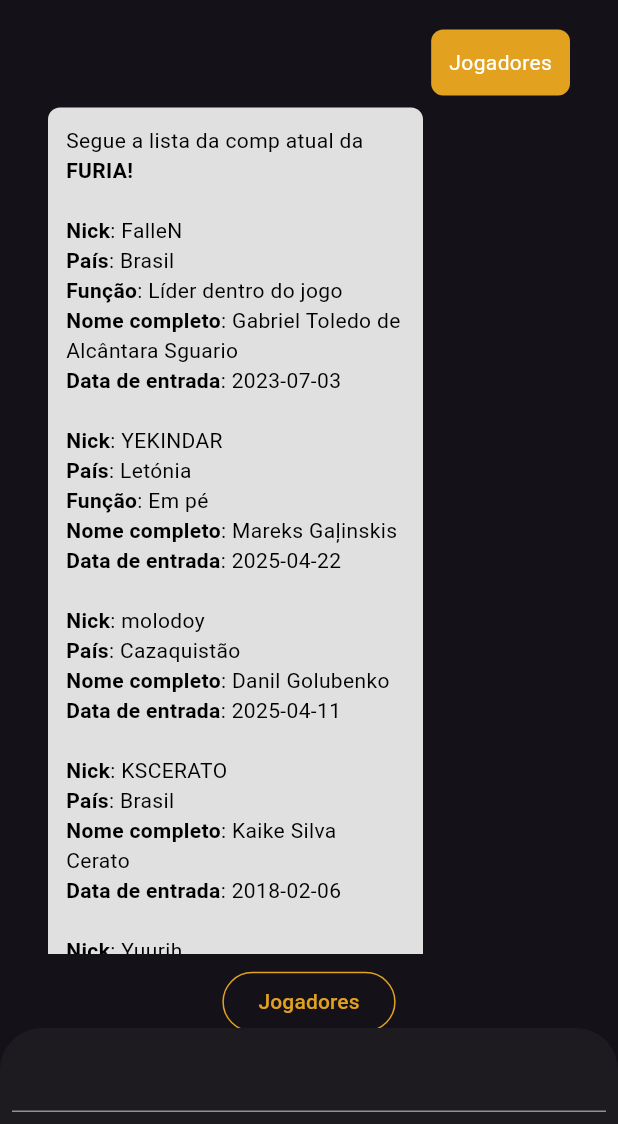
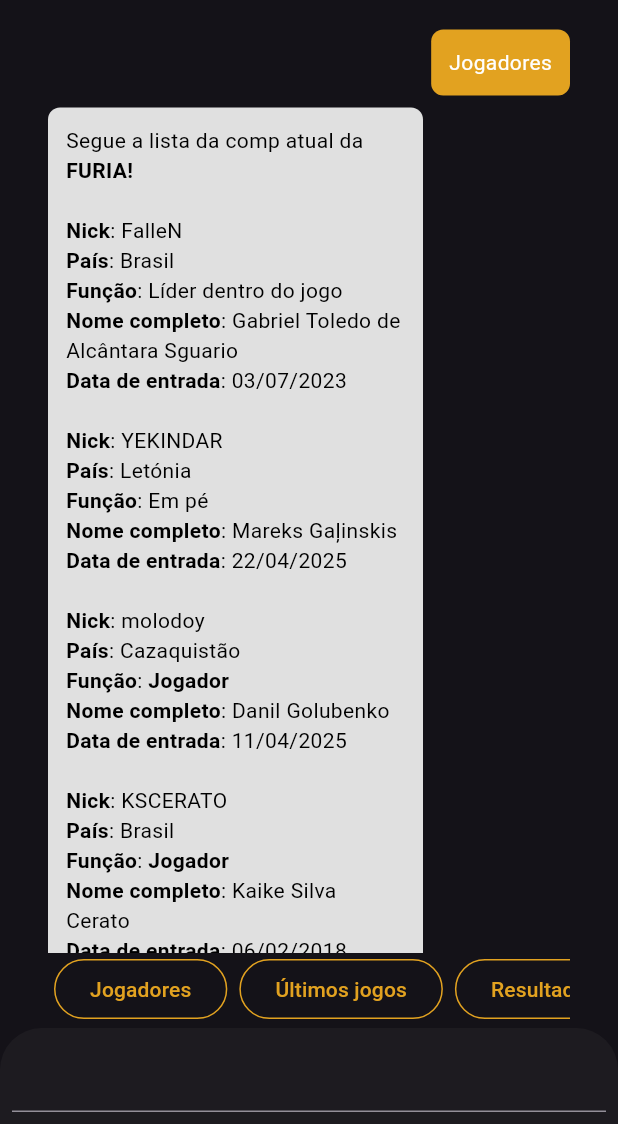
Before and after one commit to agsjohn/desafio_FURIA, a Flutter app: the ChatScreen screen opened directly, after a tap on "Jogadores", on a phone screen of 412 x 824 dp, the part 112-1236 px from its top. Run offline on Flutter 3.47's test engine with Material 3 defaults, Android fonts, the phone set to English and light mode, and no system bars.

Commit message:
features: added new way to make text bold; Added new chat options.

```diff
--- a/lib/data/furia_data.dart
+++ b/lib/data/furia_data.dart
@@ -3,11 +3,11 @@ import 'package:flutter/material.dart';
 import 'package:flutter/services.dart';
 import 'package:my_app/data/model/jogador.dart';
 import 'package:my_app/data/model/resultado_equipe.dart';
-import 'package:my_app/data/model/ultimos_resultados.dart';
+import 'package:my_app/data/model/ultimos_jogos.dart';
 
 class FuriaData extends ChangeNotifier {
   List<Jogador> listJogadores = [];
-  List<UltimosResultados> listUltimosResultados = [];
+  List<UltimosJogos> listUltimosJogos = [];
   List<ResultadoEquipe> listResultadoEquipe = [];
 
   Future<void> getData() async {
@@ -19,12 +19,12 @@ class FuriaData extends ChangeNotifier {
       listJogadores.add(jogador);
     }
 
-    List<dynamic> ultimosResultadosData = data['ultimos_resultados'];
+    List<dynamic> ultimosResultadosData = data['ultimos_jogos'];
     for (var ultimosResultadosData in ultimosResultadosData) {
-      UltimosResultados ultimosResultados = UltimosResultados.fromJson(
+      UltimosJogos ultimosResultados = UltimosJogos.fromJson(
         ultimosResultadosData,
       );
-      listUltimosResultados.add(ultimosResultados);
+      listUltimosJogos.add(ultimosResultados);
     }
 
     List<dynamic> resultadosEquipeData = data['resultados_da_equipe'];
@@ -39,4 +39,26 @@ class FuriaData extends ChangeNotifier {
   String toStringListJogadores() {
     return "Segue a lista da comp atual da FURIA!\n\n${listJogadores.map((listElement) => listElement.getJogador()).join("\n\n")}";
   }
+
+  String toStringUltimosJogos() {
+    return "Segue a lista dos últimos ${listUltimosJogos.length} jogos da FURIA!\n\n${listUltimosJogos.map((listElement) => listElement.getUltimosJogos()).join("\n\n")}";
+  }
+
+  String toStringResultadosEquipe() {
+    return "Segue a lista dos últimos ${listResultadoEquipe.length} resultados da equipe da FURIA!\n\n${listResultadoEquipe.map((listElement) => listElement.getResultadoEquipe()).join("\n\n")}";
+  }
+
+  List<String> getResultadosEquipeEventos() {
+    return listResultadoEquipe.map((e) => e.evento).toList();
+  }
+
+  List<String> getUltimosJogosTimes() {
+    List<String> lista1 = listUltimosJogos.map((e) => e.time1).toList();
+    List<String> lista2 = listUltimosJogos.map((e) => e.time2).toList();
+    return [...lista1, ...lista2];
+  }
+
+  List<String> getUltimosJogoEventos() {
+    return listUltimosJogos.map((e) => e.evento).toList();
+  }
 }
--- a/lib/data/model/jogador.dart
+++ b/lib/data/model/jogador.dart
@@ -3,7 +3,7 @@ class Jogador {
   final String nome;
   final String? funcao;
   final String nome_completo;
-  final String data_entrada;
+  final DateTime data_entrada;
 
   Jogador({
     required this.pais,
@@ -19,15 +19,25 @@ class Jogador {
       nome: json['nome'],
       funcao: json['funcao'],
       nome_completo: json['nome_completo'],
-      data_entrada: json['data_entrada'],
+      data_entrada: DateTime.parse(json['data_entrada']),
     );
   }
 
   String getJogador() {
+    String day = "${data_entrada.day}";
+    String month = "${data_entrada.month}";
+
+    if (data_entrada.day < 10) {
+      day = "0${data_entrada.day}";
+    }
+    if (data_entrada.month < 10) {
+      month = "0${data_entrada.month}";
+    }
+
     if (funcao == null) {
-      return "Nick: $nome\nPaís: $pais\nNome completo: $nome_completo\nData de entrada: $data_entrada";
+      return "Nick: $nome\nPaís: $pais\nFunção: Jogador\nNome completo: $nome_completo\nData de entrada: $day/$month/${data_entrada.year}";
     } else {
-      return "Nick: $nome\nPaís: $pais\nFunção: $funcao\nNome completo: $nome_completo\nData de entrada: $data_entrada";
+      return "Nick: $nome\nPaís: $pais\nFunção: $funcao\nNome completo: $nome_completo\nData de entrada: $day/$month/${data_entrada.year}";
     }
   }
 }
--- a/lib/data/model/resultado_equipe.dart
+++ b/lib/data/model/resultado_equipe.dart
@@ -5,7 +5,8 @@ class ResultadoEquipe {
   final String equipe;
   final String lugar;
   final int? ganhos;
-  final String data;
+  final String dataInicial;
+  final String dataFinal;
 
   ResultadoEquipe({
     required this.evento,
@@ -14,7 +15,8 @@ class ResultadoEquipe {
     required this.equipe,
     required this.lugar,
     this.ganhos,
-    required this.data,
+    required this.dataInicial,
+    required this.dataFinal,
   });
 
   factory ResultadoEquipe.fromJson(Map<String, dynamic> json) {
@@ -25,7 +27,16 @@ class ResultadoEquipe {
       equipe: json['Equipe'],
       lugar: json['Lugar'],
       ganhos: json['Ganhos'],
-      data: json['Data'],
+      dataInicial: json['Data inicial'],
+      dataFinal: json['Data final'],
     );
   }
+
+  String getResultadoEquipe() {
+    if (ganhos != null) {
+      return "$evento\nPosição: $lugar lugar\nGanhos: \$$ganhos\nData do evento:\n$dataInicial - $dataFinal";
+    } else {
+      return "$evento\nPosição: $lugar lugar\nSem ganhos\nData do evento:\n$dataInicial - $dataFinal";
+    }
+  }
 }
--- /dev/null
+++ b/lib/data/palavras_negrito.dart
@@ -0,0 +1,24 @@
+class PalavrasNegrito {
+  List<String> maisPalavras;
+
+  PalavrasNegrito({required List<String>? maisPalavras})
+    : maisPalavras = [...palavrasNegrito, ...(maisPalavras ?? [])];
+
+  void addPalavras(List<String> lista) {
+    maisPalavras = [...maisPalavras, ...lista];
+  }
+}
+
+List<String> palavrasNegrito = [
+  'FURIA!',
+  'Data de entrada',
+  'Nome completo',
+  'Nick',
+  'País',
+  'Jogador',
+  'Função',
+  'Posição',
+  'Sem ganhos',
+  'Ganhos',
+  'Data do evento',
+];
--- a/lib/data/respostas.dart
+++ b/lib/data/respostas.dart
@@ -1 +1,5 @@
-const Map<String, int> respostas = {'Jogadores': 0};
+const Map<String, int> respostas = {
+  'Jogadores': 0,
+  'Últimos jogos': 1,
+  'Resultados da equipe': 2,
+};
--- a/lib/ui/screens/chat_screen.dart
+++ b/lib/ui/screens/chat_screen.dart
@@ -1,5 +1,6 @@
 import 'package:flutter/material.dart';
 import 'package:my_app/data/furia_data.dart';
+import 'package:my_app/data/palavras_negrito.dart';
 import 'package:my_app/data/respostas.dart';
 import 'package:my_app/ui/_core/app_colors.dart';
 import 'package:my_app/ui/_core/widgets/appbar.dart';
@@ -47,11 +48,17 @@ class ChatScreenState extends State<ChatScreen> {
               ),
             ),
             Container(
-              margin: EdgeInsets.only(bottom: altura * 0.06),
-              padding: EdgeInsets.symmetric(horizontal: 8, vertical: 8),
+              margin: EdgeInsets.only(bottom: altura * 0.08),
+              padding: EdgeInsets.symmetric(horizontal: 8),
               child: SingleChildScrollView(
                 scrollDirection: Axis.horizontal,
-                child: Row(children: [buildOptionButton('Jogadores')]),
+                child: Row(
+                  children: [
+                    buildOptionButton('Jogadores'),
+                    buildOptionButton('Últimos jogos'),
+                    buildOptionButton('Resultados da equipe'),
+                  ],
+                ),
               ),
             ),
           ],
@@ -61,16 +68,6 @@ class ChatScreenState extends State<ChatScreen> {
   }
 
   void userClick(String option) {
-    List<String> palavrasNegrito = [
-      'FURIA!',
-      'Data de entrada',
-      'Nome completo',
-      'Nick',
-      'País',
-      'Jogador',
-      'Função',
-    ];
-
     setState(() {
       messages.add(
         ChatMessage(
@@ -84,6 +81,27 @@ class ChatScreenState extends State<ChatScreen> {
         String jogadoresTexto = furiaData.toStringListJogadores();
         responseWidget = Text.rich(
           TextSpan(children: buildTextSpans(jogadoresTexto, palavrasNegrito)),
+        );
+      } else if (respostas[option] == 1) {
+        var palavras = PalavrasNegrito(
+          maisPalavras: furiaData.getUltimosJogosTimes(),
+        );
+        palavras.addPalavras(furiaData.getUltimosJogoEventos());
+        String ultimosJogos = furiaData.toStringUltimosJogos();
+        responseWidget = Text.rich(
+          TextSpan(
+            children: buildTextSpans(ultimosJogos, palavras.maisPalavras),
+          ),
+        );
+      } else if (respostas[option] == 2) {
+        var palavras = PalavrasNegrito(
+          maisPalavras: furiaData.getResultadosEquipeEventos(),
+        );
+        String resultadosEquipe = furiaData.toStringResultadosEquipe();
+        responseWidget = Text.rich(
+          TextSpan(
+            children: buildTextSpans(resultadosEquipe, palavras.maisPalavras),
+          ),
         );
       } else {
         responseWidget = Text(
```
Also changed, not shown: assets/furia.json (+62 -41 lines), lib/data/model/ultimos_jogos.dart (renamed from lib/data/model/ultimos_resultados.dart, +26 -4 lines).
